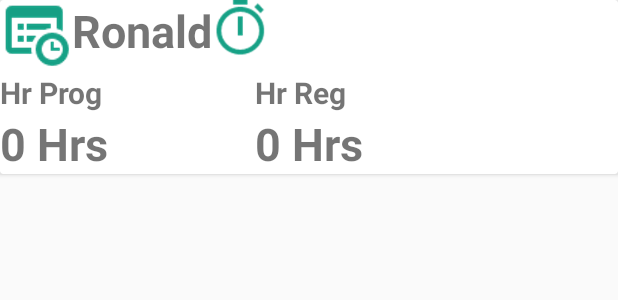
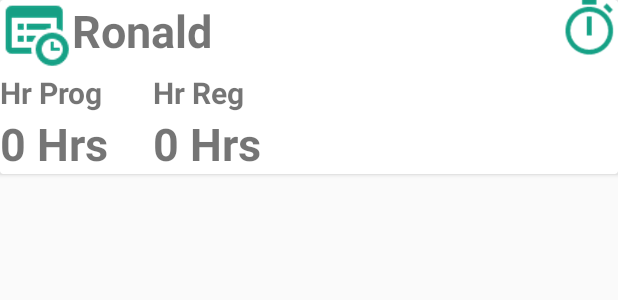
Before and after one commit to godared/ControlBusMovil, an Android app: the layout cardview_tarjeta.xml on its own in the app's theme, with its tools: preview values and no code run, on a phone screen of 412 x 824 dp. Shown: the top 300 px of the screen. Run offline under Robolectric (Android 15) with nearby library versions, the phone set to English and light mode, and no system bars.

```diff
--- a/app/src/main/java/com/godared/controlbusmovil/presentador/RecyclerviewFragmentPresenter.java
+++ b/app/src/main/java/com/godared/controlbusmovil/presentador/RecyclerviewFragmentPresenter.java
@@ -42,7 +42,7 @@ public class RecyclerviewFragmentPresenter implements IRecyclerviewFragmentPrese
         //constructorTarjetas =new ConstructorTarjetas(context);
         //tarjetasDetalle = constructorTarjetas.ObtenerDatosTarjetasDetalle();
         ITarjetaService tarjetaService=new TarjetaService(context);
-        tarjetasDetalle =tarjetaService.GetAllTarjetaDetalleBDByTaCoActivo(1,"31-03-2017");
+        tarjetasDetalle =tarjetaService.GetAllTarjetaDetalleBDByTaCoActivo(7,"31-03-2017");
         mostrarTarjetasDetalleRV();
     }
 
--- a/app/src/main/java/com/godared/controlbusmovil/vista/fragment/SettingActivity.java
+++ b/app/src/main/java/com/godared/controlbusmovil/vista/fragment/SettingActivity.java
@@ -25,7 +25,7 @@ public class SettingActivity extends AppCompatActivity {
     public void Sincronizar(View view) {
         iTarjetaService=new TarjetaService(view.getContext());
 
-        iTarjetaService.obtenerTarjetasRest(1,"31-03-2017");
+        iTarjetaService.obtenerTarjetasRest(7,"31-03-2017");
        // tarjetasControl=iTarjetaService.getTarjetasControl();
         if(tarjetasDetalle!=null) {
 
--- a/app/src/main/res/layout/cardview_tarjeta.xml
+++ b/app/src/main/res/layout/cardview_tarjeta.xml
@@ -12,14 +12,18 @@
         android:layout_width="match_parent"
         android:layout_height="match_parent"
         android:orientation="vertical">
-        <LinearLayout
+        <RelativeLayout
+            android:layout_width="match_parent"
+            android:layout_height="wrap_content" >
+            <LinearLayout
             android:layout_width="wrap_content"
             android:layout_height="wrap_content"
             android:orientation="horizontal">
             <ImageView
                 android:id="@+id/imgFoto"
-                android:layout_width="match_parent"
+                android:layout_width="wrap_content"
                 android:layout_height="wrap_content"
+                android:layout_alignParentLeft="true"
                 android:src="@drawable/tiempo_de_propiedades_48" />
 
             <TextView
@@ -29,19 +33,26 @@
                 android:text="Ronald"
                 android:textSize="30dp"
                 android:textStyle="bold"/>
+        </LinearLayout>
+            <LinearLayout
+                android:layout_width="wrap_content"
+                android:layout_height="wrap_content"
+                android:orientation="horizontal"
+                android:layout_alignParentRight="true">
             <ImageButton
                 android:id="@+id/btnTime"
                 android:layout_width="38dp"
                 android:layout_height="38dp"
                 android:background="@drawable/tiempo_48"
-                android:layout_alignParentRight="true"
-                android:layout_centerVertical="true"/>
+                card_view:layout_centerVertical="true" />
         </LinearLayout>
+        </RelativeLayout>
         <RelativeLayout
             android:layout_width="match_parent"
             android:layout_height="wrap_content" >
 
             <LinearLayout
+                android:id="@+id/hrProg"
                 android:layout_width="wrap_content"
                 android:layout_height="wrap_content"
                 android:orientation="vertical"
@@ -70,7 +81,9 @@
                 android:layout_width="wrap_content"
                 android:layout_height="wrap_content"
                 android:orientation="vertical"
-                android:layout_centerHorizontal="true">
+                android:layout_alignParentRight="true"
+                android:layout_toRightOf="@id/hrProg"
+                android:layout_marginLeft="30dp">
                 <TextView
                     android:id="@+id/lblHoraReg"
                     android:layout_width="wrap_content"
```
Also changed, not shown: app/src/main/java/com/godared/controlbusmovil/adapter/TarjetaAdaptadorRV.java (+8 -2 lines), app/src/main/java/com/godared/controlbusmovil/service/geofence/GeofenceReceiver.java (+27 -8 lines), app/src/main/java/com/godared/controlbusmovil/service/geofence/SimpleGeofence.java (+10 -5 lines), app/src/main/java/com/godared/controlbusmovil/service/geofence/SimpleGeofenceStore.java (+16 -8 lines).
